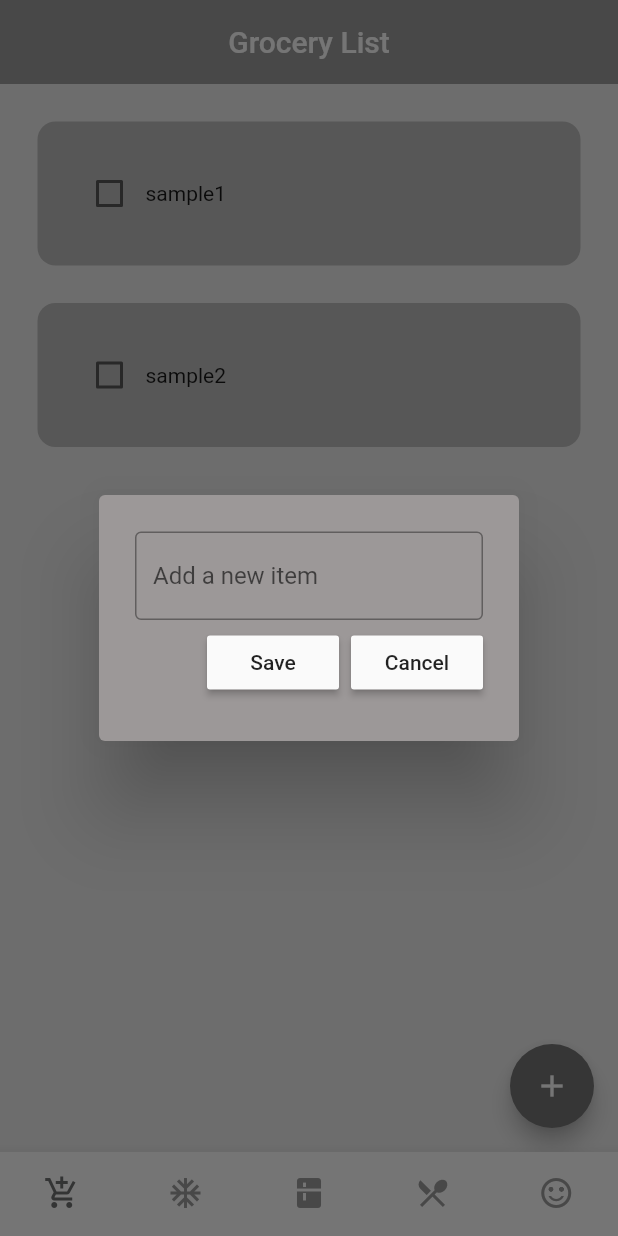
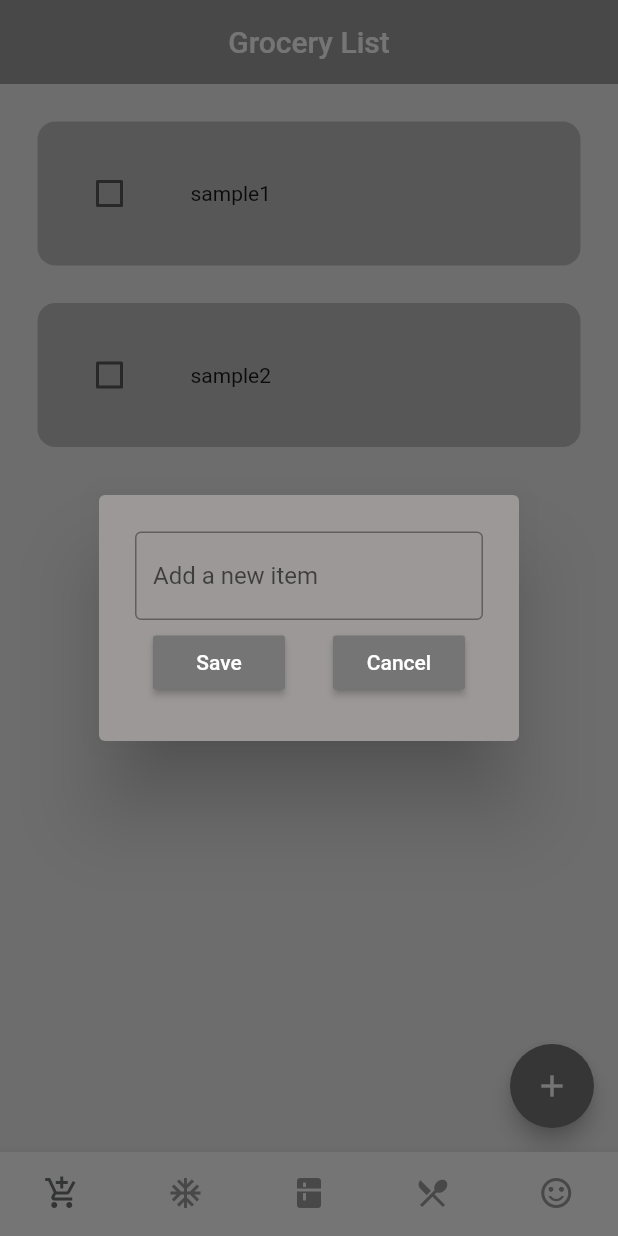
Before and after one commit to Choijh03/Refrigerator_App_Flutter, a Flutter app: the screen it shows after launch, after a tap on the "add" icon, on a phone screen of 412 x 824 dp. Run offline on Flutter 3.47's test engine with Material 2 defaults, Android fonts, the phone set to English and light mode, and no system bars; drawn by our look-alikes of flutter_slidable.

Commit message:
freezer and refrigerator updated
-It can add and delete items, but need to figure out how to pass the date data back to other class.
-data base is not implemented.

```diff
--- a/refrige_v1/lib/dialog_box_grocery.dart
+++ b/refrige_v1/lib/dialogs/dialog_box_grocery.dart
@@ -1,6 +1,6 @@
 import 'package:flutter/material.dart';
 
-import 'my_button.dart';
+import '../my_button.dart';
 
 class DialogBoxGrocerry extends StatelessWidget {
   final controller;
@@ -33,7 +33,7 @@ class DialogBoxGrocerry extends StatelessWidget {
 
             //buttons -> save + canel
             Row(
-              mainAxisAlignment: MainAxisAlignment.end,
+              mainAxisAlignment: MainAxisAlignment.spaceEvenly,
               children: [
                 //save button
                 MyButton(text: 'Save', onPressed: onSave),
--- a/refrige_v1/lib/main.dart
+++ b/refrige_v1/lib/main.dart
@@ -14,6 +14,7 @@ class MyApp extends StatelessWidget {
     return MaterialApp(
       debugShowCheckedModeBanner: false,
       home: HomePage(),
+      theme: ThemeData(primarySwatch: Colors.grey),
     );
   }
 }
--- a/refrige_v1/lib/my_button.dart
+++ b/refrige_v1/lib/my_button.dart
@@ -13,8 +13,11 @@ class MyButton extends StatelessWidget {
   Widget build(BuildContext context) {
     return MaterialButton(
       onPressed: onPressed,
-      color: Theme.of(context).canvasColor,
-      child: Text(text),
+      color: Colors.grey[600],
+      child: Text(
+        text,
+        style: TextStyle(color: Colors.white),
+      ),
     );
   }
 }
--- a/refrige_v1/lib/pages/first_page.dart
+++ b/refrige_v1/lib/pages/first_page.dart
@@ -1,6 +1,6 @@
 import 'package:flutter/material.dart';
-import 'package:refrige_v1/dialog_box_grocery.dart';
-import '../grocery_tile.dart';
+import 'package:refrige_v1/dialogs/dialog_box_grocery.dart';
+import '../tiles/grocery_tile.dart';
 
 class FirstPage extends StatefulWidget {
   const FirstPage({super.key});
--- a/refrige_v1/lib/pages/second_page.dart
+++ b/refrige_v1/lib/pages/second_page.dart
@@ -1,4 +1,7 @@
 import 'package:flutter/material.dart';
+import 'package:refrige_v1/dialogs/dialog_box_freezer.dart';
+
+import '../tiles/freezer_tile.dart';
 
 class SecondPage extends StatefulWidget {
   const SecondPage({super.key});
@@ -8,6 +11,53 @@ class SecondPage extends StatefulWidget {
 }
 
 class _SecondPageState extends State<SecondPage> {
+  //text controller
+  final _controller = TextEditingController();
+
+  //list of Freezer items
+  List freezerList = [
+    ["sample1", 'date', false],
+    ["sample2", 'date', false],
+  ];
+
+  //checkbox was tapped
+  void checkBoxChanged_freezer(bool? value, int index) {
+    setState(() {
+      freezerList[index][2] = !freezerList[index][2];
+    });
+  }
+
+  //save new task
+  void saveNewItem() {
+    setState(() {
+      freezerList.add([_controller.text, '2023-03-08', false]);
+      _controller.clear();
+    });
+    Navigator.of(context, rootNavigator: true).pop();
+  }
+
+  //create new Freezer item
+  void createNewFreezerItem() {
+    showDialog(
+      context: context,
+      builder: (context) {
+        return DialogBoxFreezer(
+          controller2: _controller,
+          onSave: saveNewItem,
+          //dismiss
+          onCancel: () => Navigator.of(context).pop(),
+        );
+      },
+    );
+  }
+
+  //delete item
+  void deleteItem(int index) {
+    setState(() {
+      freezerList.removeAt(index);
+    });
+  }
+
   @override
   Widget build(BuildContext context) {
     return Scaffold(
@@ -17,6 +67,25 @@ class _SecondPageState extends State<SecondPage> {
         backgroundColor: Colors.grey,
         elevation: 0, //removing shadow
       ),
+      floatingActionButton: FloatingActionButton(
+        onPressed: createNewFreezerItem,
+        backgroundColor: Colors.grey[600],
+        child: Icon(
+          Icons.add,
+        ),
+      ),
+      body: ListView.builder(
+        itemCount: freezerList.length,
+        itemBuilder: (context, index) {
+          return FreezerTile(
+            freezerName: freezerList[index][0],
+            date_freezer: freezerList[index][1],
+            freezerCompleted: freezerList[index][2],
+            onChanged_Freezer: (value) => checkBoxChanged_freezer(value, index),
+            deleteFunction: (context) => deleteItem(index),
+          );
+        },
+      ),
     );
   }
 }
--- a/refrige_v1/lib/pages/third_page.dart
+++ b/refrige_v1/lib/pages/third_page.dart
@@ -1,7 +1,62 @@
 import 'package:flutter/material.dart';
+import 'package:refrige_v1/dialogs/dialog_box_refrigerator.dart';
 
-class ThirdPage extends StatelessWidget {
+import '../tiles/refrigerator_tile.dart';
+
+class ThirdPage extends StatefulWidget {
   const ThirdPage({super.key});
+
+  @override
+  State<ThirdPage> createState() => _ThirdPageState();
+}
+
+class _ThirdPageState extends State<ThirdPage> {
+  //text controller
+  final _controller = TextEditingController();
+
+  //list of Refrigerator items
+  List refrigeratorList = [
+    ["sample1", 'date', false],
+    ["sample2", 'date', false],
+  ];
+
+  //checkbox was tapped
+  void checkBoxChanged_refrigerator(bool? value, int index) {
+    setState(() {
+      refrigeratorList[index][2] = !refrigeratorList[index][2];
+    });
+  }
+
+  //save new task
+  void saveNewItem() {
+    setState(() {
+      refrigeratorList.add([_controller.text, '2023-03-08', false]);
+      _controller.clear();
+    });
+    Navigator.of(context, rootNavigator: true).pop();
+  }
+
+  //create new Refrigerator item
+  void createNewRefrigeratorItem() {
+    showDialog(
+      context: context,
+      builder: (context) {
+        return DialogBoxRefrigerator(
+          controller1: _controller,
+          onSave: saveNewItem,
+          //dismiss
+          onCancel: () => Navigator.of(context).pop(),
+        );
+      },
+    );
+  }
+
+  //delete item
+  void deleteItem(int index) {
+    setState(() {
+      refrigeratorList.removeAt(index);
+    });
+  }
 
   @override
   Widget build(BuildContext context) {
@@ -12,6 +67,26 @@ class ThirdPage extends StatelessWidget {
         backgroundColor: Colors.grey,
         elevation: 0, //removing shadow
       ),
+      floatingActionButton: FloatingActionButton(
+        onPressed: createNewRefrigeratorItem,
+        backgroundColor: Colors.grey[600],
+        child: Icon(
+          Icons.add,
+        ),
+      ),
+      body: ListView.builder(
+        itemCount: refrigeratorList.length,
+        itemBuilder: (context, index) {
+          return RefrigeratorTile(
+            refrigeratorName: refrigeratorList[index][0],
+            date_refrigerator: refrigeratorList[index][1],
+            refrigeratorCompleted: refrigeratorList[index][2],
+            onChanged_Refrigerator: (value) =>
+                checkBoxChanged_refrigerator(value, index),
+            deleteFunction: (context) => deleteItem(index),
+          );
+        },
+      ),
     );
   }
 }
--- /dev/null
+++ b/refrige_v1/lib/tiles/freezer_tile.dart
@@ -0,0 +1,76 @@
+import 'package:flutter/material.dart';
+import 'package:flutter_slidable/flutter_slidable.dart';
+
+class FreezerTile extends StatelessWidget {
+  final String freezerName;
+  final String date_freezer;
+  final bool freezerCompleted;
+  Function(bool?)? onChanged_Freezer;
+  Function(BuildContext)? deleteFunction;
+
+  FreezerTile({
+    super.key,
+    required this.freezerName,
+    required this.date_freezer,
+    required this.freezerCompleted,
+    required this.onChanged_Freezer,
+    required this.deleteFunction,
+  });
+
+  @override
+  Widget build(BuildContext context) {
+    return Padding(
+      padding: const EdgeInsets.only(
+        left: 25.0,
+        right: 25.0,
+        top: 25.0,
+      ),
+      child: Slidable(
+        endActionPane: ActionPane(
+          motion: StretchMotion(),
+          children: [
+            SlidableAction(
+              onPressed: deleteFunction,
+              icon: Icons.delete,
+              backgroundColor: Colors.red.shade300,
+              borderRadius: BorderRadius.circular(12),
+            )
+          ],
+        ),
+        child: Container(
+          padding: EdgeInsets.all(24),
+          child: Row(
+            children: [
+              //checkbox
+              Checkbox(
+                value: freezerCompleted,
+                onChanged: onChanged_Freezer,
+                activeColor: Colors.black,
+              ),
+              const SizedBox(
+                width: 30,
+              ),
+              //item name
+              Text(
+                freezerName,
+                style: TextStyle(
+                  decoration: freezerCompleted
+                      ? TextDecoration.lineThrough
+                      : TextDecoration.none,
+                ),
+              ),
+              const SizedBox(
+                width: 50,
+              ),
+              Text(date_freezer),
+            ],
+          ),
+          decoration: BoxDecoration(
+            color: Colors.grey[400],
+            borderRadius: BorderRadius.circular(12),
+          ),
+        ),
+      ),
+    );
+  }
+}
--- /dev/null
+++ b/refrige_v1/lib/tiles/grocery_tile.dart
@@ -0,0 +1,69 @@
+import 'package:flutter/material.dart';
+import 'package:flutter_slidable/flutter_slidable.dart';
+
+class GroceryTile extends StatelessWidget {
+  final String groceryName;
+  final bool groceryCompleted;
+  Function(bool?)? onChanged_Grocery;
+  Function(BuildContext)? deleteFunction;
+
+  GroceryTile({
+    super.key,
+    required this.groceryName,
+    required this.groceryCompleted,
+    required this.onChanged_Grocery,
+    required this.deleteFunction,
+  });
+
+  @override
+  Widget build(BuildContext context) {
+    return Padding(
+      padding: const EdgeInsets.only(
+        left: 25.0,
+        right: 25.0,
+        top: 25.0,
+      ),
+      child: Slidable(
+        endActionPane: ActionPane(
+          motion: StretchMotion(),
+          children: [
+            SlidableAction(
+              onPressed: deleteFunction,
+              icon: Icons.delete,
+              backgroundColor: Colors.red.shade300,
+              borderRadius: BorderRadius.circular(12),
+            )
+          ],
+        ),
+        child: Container(
+          padding: EdgeInsets.all(24),
+          decoration: BoxDecoration(
+            color: Colors.grey[400],
+            borderRadius: BorderRadius.circular(12),
+          ),
+          child: Row(
+            children: [
+              //check box
+              Checkbox(
+                value: groceryCompleted,
+                onChanged: onChanged_Grocery,
+                activeColor: Colors.black,
+              ),
+              const SizedBox(
+                width: 30,
+              ),
+              Text(
+                groceryName,
+                style: TextStyle(
+                  decoration: groceryCompleted
+                      ? TextDecoration.lineThrough
+                      : TextDecoration.none,
+                ),
+              ),
+            ],
+          ),
+        ),
+      ),
+    );
+  }
+}
--- a/refrige_v1/lib/grocery_tile.dart
+++ b/refrige_v1/lib/tiles/refrigerator_tile.dart
@@ -1,17 +1,19 @@
 import 'package:flutter/material.dart';
 import 'package:flutter_slidable/flutter_slidable.dart';
 
-class GroceryTile extends StatelessWidget {
-  final String groceryName;
-  final bool groceryCompleted;
-  Function(bool?)? onChanged_Grocery;
+class RefrigeratorTile extends StatelessWidget {
+  final String refrigeratorName;
+  final String date_refrigerator;
+  final bool refrigeratorCompleted;
+  Function(bool?)? onChanged_Refrigerator;
   Function(BuildContext)? deleteFunction;
 
-  GroceryTile({
+  RefrigeratorTile({
     super.key,
-    required this.groceryName,
-    required this.groceryCompleted,
-    required this.onChanged_Grocery,
+    required this.refrigeratorName,
+    required this.date_refrigerator,
+    required this.refrigeratorCompleted,
+    required this.onChanged_Refrigerator,
     required this.deleteFunction,
   });
 
@@ -37,27 +39,35 @@ class GroceryTile extends StatelessWidget {
         ),
         child: Container(
           padding: EdgeInsets.all(24),
-          decoration: BoxDecoration(
-            color: Colors.grey[400],
-            borderRadius: BorderRadius.circular(12),
-          ),
           child: Row(
             children: [
-              //check box
+              //checkbox
               Checkbox(
-                value: groceryCompleted,
-                onChanged: onChanged_Grocery,
+                value: refrigeratorCompleted,
+                onChanged: onChanged_Refrigerator,
                 activeColor: Colors.black,
               ),
+              const SizedBox(
+                width: 30,
+              ),
+              //item name
               Text(
-                groceryName,
+                refrigeratorName,
                 style: TextStyle(
-                  decoration: groceryCompleted
+                  decoration: refrigeratorCompleted
                       ? TextDecoration.lineThrough
                       : TextDecoration.none,
                 ),
               ),
+              const SizedBox(
+                width: 50,
+              ),
+              Text(date_refrigerator),
             ],
+          ),
+          decoration: BoxDecoration(
+            color: Colors.grey[400],
+            borderRadius: BorderRadius.circular(12),
           ),
         ),
       ),
--- a/refrige_v1/pubspec.yaml
+++ b/refrige_v1/pubspec.yaml
@@ -30,7 +30,7 @@ environment:
 dependencies:
   flutter:
     sdk: flutter
-
+  intl: ^0.18.0
 
   # The following adds the Cupertino Icons font to your application.
   # Use with the CupertinoIcons class for iOS style icons.
```
Also changed, not shown: refrige_v1/lib/dialogs/dialog_box_freezer.dart (added, +101 -0 lines), refrige_v1/lib/dialogs/dialog_box_refrigerator.dart (added, +101 -0 lines), refrige_v1/pubspec.lock.
